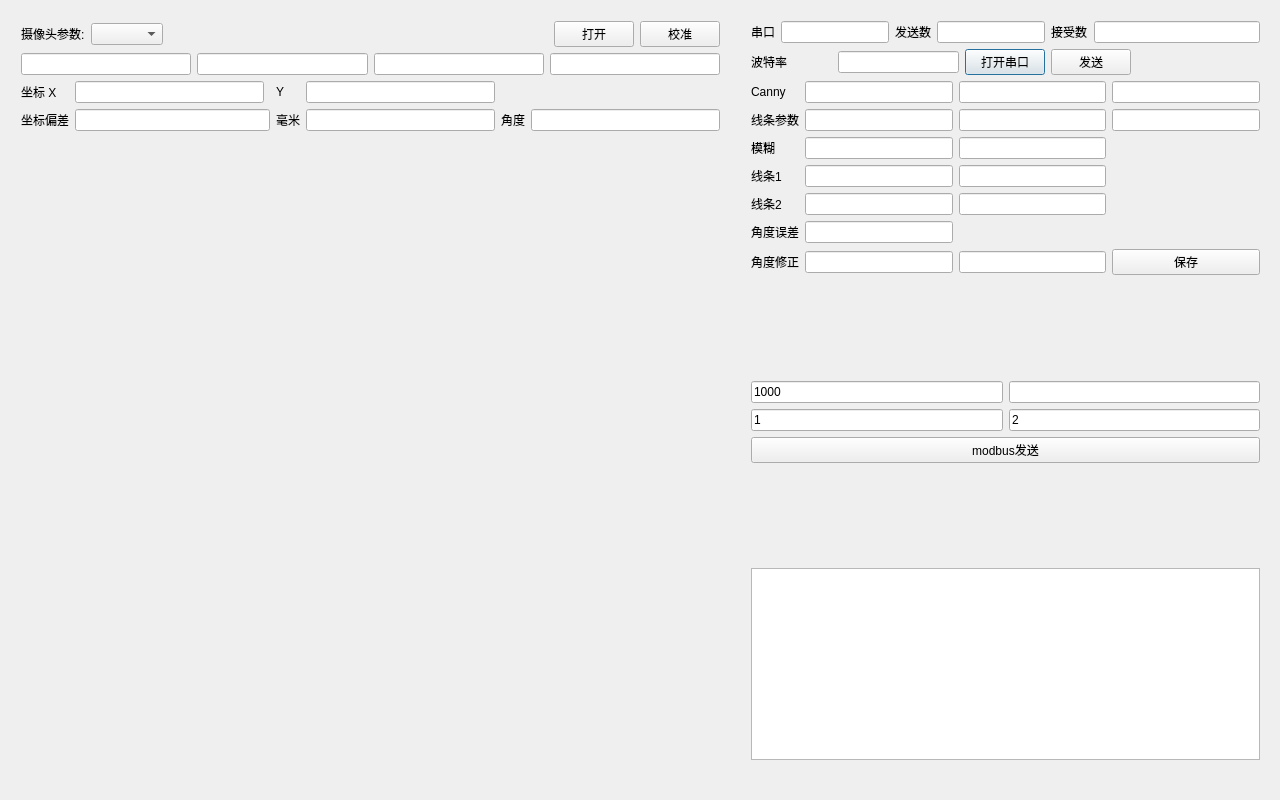
zouzichun/videoWirain, file maindialog.ui: the form before one commit.
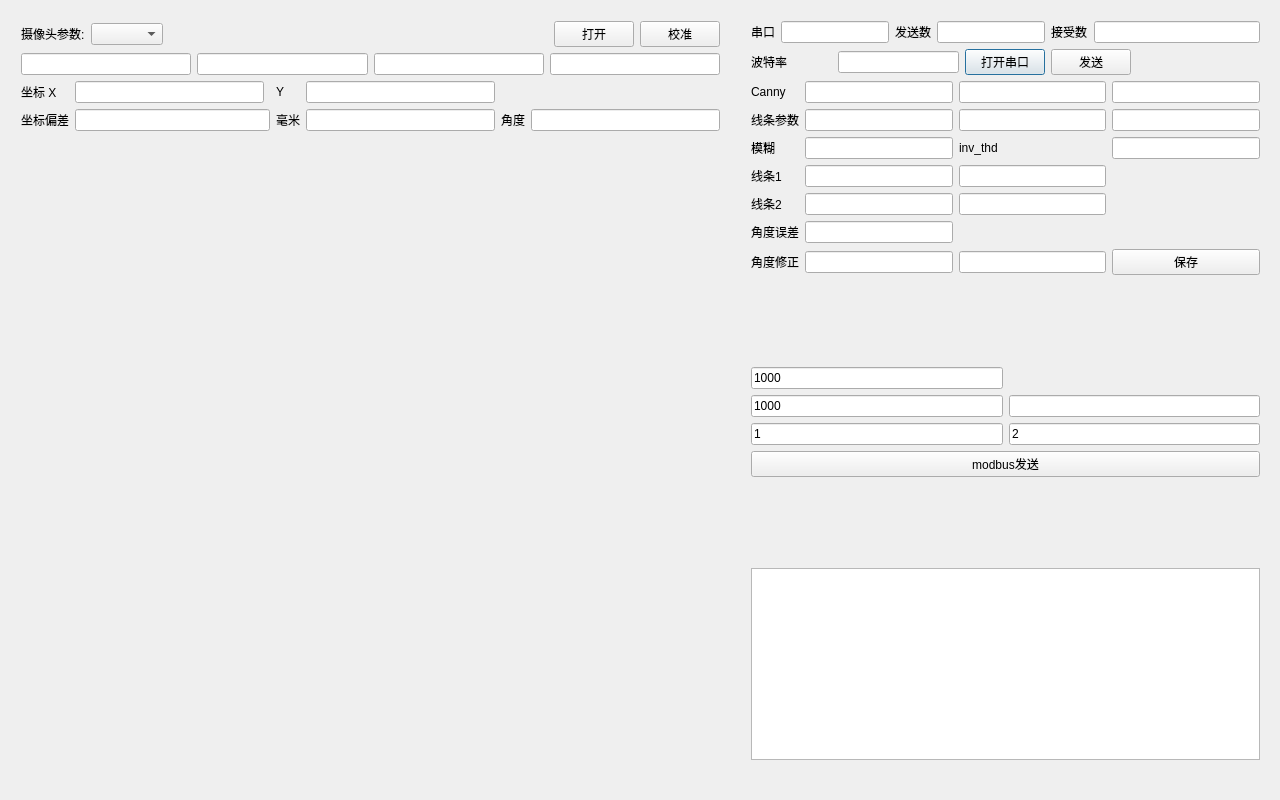
The form after the commit.

Commit message: add modbus tcp

Patch:
```diff
--- a/maindialog.ui
+++ b/maindialog.ui
@@ -147,9 +147,6 @@
       <item row="2" column="1">
        <widget class="QLineEdit" name="blur_kernel"/>
       </item>
-      <item row="2" column="2">
-       <widget class="QLineEdit" name="currPosition_4"/>
-      </item>
       <item row="3" column="0">
        <widget class="QLabel" name="Encoder_4">
         <property name="text">
@@ -206,6 +203,16 @@
         </property>
        </widget>
       </item>
+      <item row="2" column="3">
+       <widget class="QLineEdit" name="inv_thd"/>
+      </item>
+      <item row="2" column="2">
+       <widget class="QLabel" name="Inv_thd">
+        <property name="text">
+         <string>inv_thd</string>
+        </property>
+       </widget>
+      </item>
      </layout>
     </item>
     <item>
@@ -223,29 +230,36 @@
     </item>
     <item>
      <layout class="QGridLayout" name="gridLayout_2">
+      <item row="1" column="1">
+       <widget class="QLineEdit" name="val"/>
+      </item>
       <item row="0" column="0">
-       <widget class="QLineEdit" name="addr">
+       <widget class="QLineEdit" name="modbus">
         <property name="text">
          <string>1000</string>
         </property>
        </widget>
       </item>
-      <item row="1" column="0">
+      <item row="2" column="0">
        <widget class="QLineEdit" name="optype">
         <property name="text">
          <string>1</string>
         </property>
        </widget>
       </item>
-      <item row="1" column="2">
+      <item row="2" column="1">
        <widget class="QLineEdit" name="ceil">
         <property name="text">
          <string>2</string>
         </property>
        </widget>
       </item>
-      <item row="0" column="2">
-       <widget class="QLineEdit" name="val"/>
+      <item row="1" column="0">
+       <widget class="QLineEdit" name="addr">
+        <property name="text">
+         <string>1000</string>
+        </property>
+       </widget>
       </item>
      </layout>
     </item>
@@ -412,7 +426,7 @@
     </item>
    </layout>
   </widget>
-  <widget class="QWidget" name="">
+  <widget class="QWidget" name="layoutWidget">
    <property name="geometry">
     <rect>
      <x>10</x>
```
The commit also changes 13 other files.
